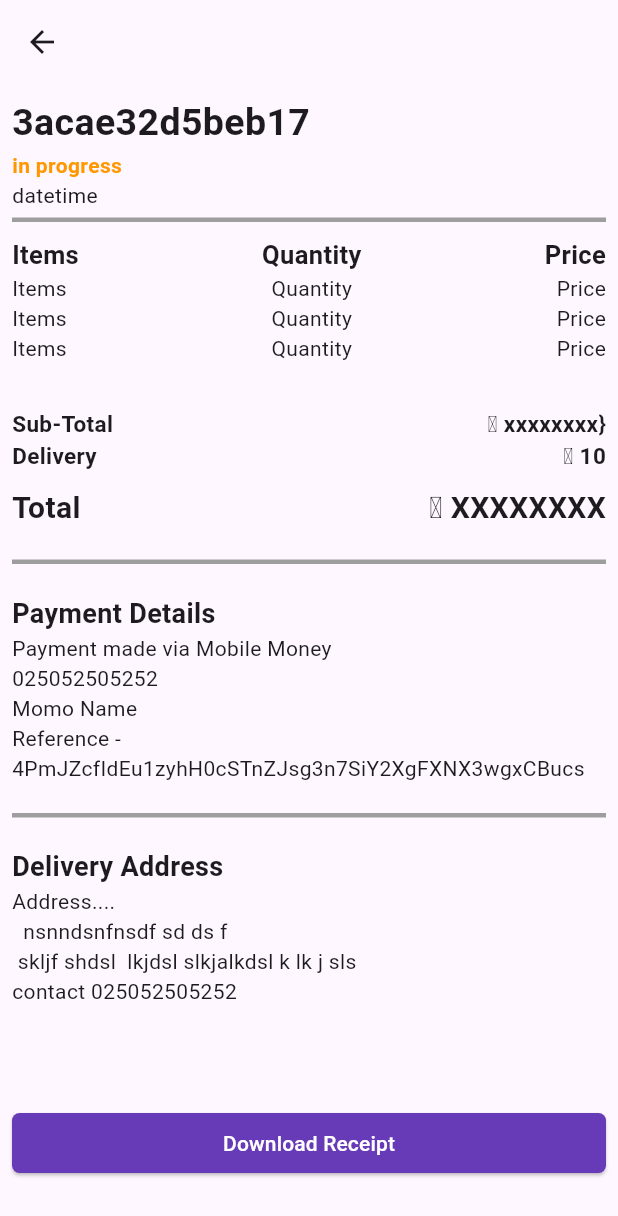
After one commit to kwesikwaa/ToyShop-frontend-Flutter, a Flutter app: the TransactionHistoryDetail screen opened directly with sample values from the repository, on a phone screen of 412 x 824 dp. The commit adds this screen. Shown: the top 1216 px of the screen. Run offline on Flutter 3.47's test engine with Material 2 defaults, Android fonts, the phone set to English and light mode, and no system bars; our stand-ins replace hooks_riverpod, webview_flutter; missing offline and left inert: flutter_paystack.

Commit message:
customer setting and transactions history ui done

```diff
--- /dev/null
+++ b/lib/Models/transactionshistorymodel.dart
@@ -0,0 +1,13 @@
+class TransactionsHistoryModel{
+  final String id;
+  final String status;
+  final String datetime;
+  final String customername;
+  final String customercontact;
+
+
+  TransactionsHistoryModel({required this.id, required this.status, required this.datetime, required this.customername, required this.customercontact});
+  // final String
+
+
+}
--- a/lib/components/transactionhistorydetail.dart
+++ b/lib/components/transactionhistorydetail.dart
@@ -1,7 +1,24 @@
 import 'package:flutter/material.dart';
+import 'package:toyshop/Models/transactionshistorymodel.dart';
+import 'package:toyshop/components/transactionhistorydetailext.dart';
 
 class TransactionHistoryDetail extends StatelessWidget {
-  const TransactionHistoryDetail({super.key});
+  final TransactionsHistoryModel history;
+  const TransactionHistoryDetail({super.key, required this.history});
+
+  Color _getcolour(){
+    switch(history.status){
+      case "completed":
+        return Colors.green;
+      case "in progress":
+        return Colors.orange;
+      case "unsuccessful":
+        return Colors.pink;
+      default:
+        return Colors.grey;
+    }
+  }
+
 
   @override
   Widget build(BuildContext context) {
@@ -9,7 +26,42 @@ class TransactionHistoryDetail extends StatelessWidget {
       appBar: AppBar(
         leading: BackButton(onPressed: (){Navigator.pop(context);}),
       ),
-      body: const Center(child: Text('yh history this')),
+      body: Padding(
+        padding: const EdgeInsets.all(8.0),
+        child: Column(
+          mainAxisAlignment: MainAxisAlignment.spaceBetween,
+          children: [
+            Expanded(
+              child: Column(
+                crossAxisAlignment: CrossAxisAlignment.start,
+                children: [
+                  Text(history.id, style: const TextStyle(fontSize: 25,fontWeight: FontWeight.bold),),
+                  Text(history.status, style: TextStyle(color: _getcolour(),fontWeight: FontWeight.bold),),
+                  Text(history.datetime),
+                  const SizedBox(height: 5,),
+                  Container(height: 3, width: double.infinity,color:Colors.grey,),
+                  const SizedBox(height: 10,),
+                  const Expanded(child: TransactionHistoryDetailExt(),)
+                ],
+              ),
+            ),
+            Container(
+              padding: const EdgeInsets.symmetric(vertical: 30),
+              width: double.infinity,
+              child: ElevatedButton(
+                onPressed: (){
+                  Navigator.pop(context);
+                },
+                style: ElevatedButton.styleFrom(
+                  foregroundColor: Colors.white,
+                  shape: RoundedRectangleBorder(borderRadius: BorderRadius.circular(5)),
+                  backgroundColor: Colors.deepPurple
+                ),
+                child: const Text('Download Receipt')
+              ),
+            )
+          ]),
+      ),
     );
   }
 }
--- /dev/null
+++ b/lib/components/transactionhistorydetailext.dart
@@ -0,0 +1,88 @@
+import 'package:flutter/material.dart';
+
+class TransactionHistoryDetailExt extends StatelessWidget {
+  const TransactionHistoryDetailExt({super.key});
+
+  @override
+  Widget build(BuildContext context) {
+    return SingleChildScrollView(
+                    child: Column(
+                      mainAxisSize: MainAxisSize.min,
+                      crossAxisAlignment: CrossAxisAlignment.start,
+                      children: [
+                        const Row(
+                          mainAxisAlignment: MainAxisAlignment.spaceBetween,
+                          children: [
+                            Text('Items', style: TextStyle(fontWeight: FontWeight.bold, fontSize: 17),),
+                            Text('Quantity', style: TextStyle(fontWeight: FontWeight.bold, fontSize: 17),),
+                            Text('Price', style: TextStyle(fontWeight: FontWeight.bold, fontSize: 17),),
+                          ],
+                        ),
+
+                        //making these hierrachy was a headache.. ie Singlchild..> column > listview builder
+                        // solution was to set shrinkwrap to true, physics to never and column mainaxissize to min
+                        ListView.builder(
+                          physics: const NeverScrollableScrollPhysics(),
+                          shrinkWrap: true,
+                          itemCount: 3,
+                          itemBuilder: (context,index){
+                            return const Row(
+                              mainAxisAlignment: MainAxisAlignment.spaceBetween,
+                              children: [
+                                Text('Items'),
+                                Text('Quantity'),
+                                Text('Price'),
+                              ],
+                            );
+                          }
+                        ),
+
+                        const SizedBox(height: 30,),
+
+                        const Row(
+                          mainAxisAlignment: MainAxisAlignment.spaceBetween,
+                          children: [
+                            Text('Sub-Total', style: TextStyle(fontWeight: FontWeight.bold, fontSize: 15),),
+                            Text("₵ xxxxxxxx}", style: TextStyle(fontSize: 15, fontWeight: FontWeight.bold),),
+                          ],
+                        ),
+                        const Row(
+                          mainAxisAlignment: MainAxisAlignment.spaceBetween,
+                          children: [
+                            Text('Delivery', style: TextStyle(fontWeight: FontWeight.bold, fontSize: 15),),
+                            Text("₵ 10", style: TextStyle(fontSize: 15, fontWeight: FontWeight.bold),),
+                          ],
+                        ),
+                        const SizedBox(height: 10,),
+                        const Row(
+                          mainAxisAlignment: MainAxisAlignment.spaceBetween,
+                          children: [
+                            Text('Total', style: TextStyle(fontWeight: FontWeight.bold, fontSize: 20),),
+                            //refactor to permanent representation of total figure
+                            Text("₵ XXXXXXXX", style: TextStyle(fontSize: 20, fontWeight: FontWeight.bold),),
+                          ],
+                        ),
+
+                        const SizedBox(height: 20,),
+                        Container(height: 3, width: double.infinity,color:Colors.grey,),
+                        const SizedBox(height: 20,),
+                        const Text('Payment Details', style: TextStyle(fontWeight: FontWeight.bold, fontSize: 18),),
+                        const Text('Payment made via Mobile Money'),
+                        const Text('025052505252'),
+                        const Text('Momo Name'),
+                        const Text('Reference - 4PmJZcfIdEu1zyhH0cSTnZJsg3n7SiY2XgFXNX3wgxCBucs '),
+                        const SizedBox(height: 20,),
+                        Container(height: 3, width: double.infinity,color:Colors.grey,),
+
+                        const SizedBox(height: 20,),
+                        const Text('Delivery Address', style: TextStyle(fontWeight: FontWeight.bold, fontSize: 18),),
+                        const Text('Address.... \n  nsnndsnfnsdf sd ds f \n skljf shdsl  lkjdsl slkjalkdsl k lk j sls ',maxLines: 3,),
+                        const Text('contact 025052505252'),
+                      ],
+                    ),
+    );
+
+
+
+  }
+}
--- a/lib/routes/cart.dart
+++ b/lib/routes/cart.dart
@@ -45,7 +45,7 @@ class _CartRouteState extends State<CartRoute> {
     bool nothing = AllToys.cartlist.isEmpty;
     return Padding(
       padding: const EdgeInsets.all(8.0),
-      child: nothing?const Center(child: Text('No Toys To Buy? Add a few'),):Column(
+      child: nothing?const Center(child: Text('no toys to b uy? add a few'),):Column(
         mainAxisAlignment: MainAxisAlignment.spaceBetween,
         children: [
           Expanded(
```
Also changed, not shown: lib/Models/example_toylist.dart (+43 -1 lines), lib/components/customerdetailsnsettings.dart (added, +47 -0 lines), lib/components/customereditwidget.dart (added, +64 -0 lines), lib/components/profilelogedin.dart (+7 -3 lines), lib/components/transactionshistory.dart (+31 -6 lines), lib/routes/wishlist.dart (+19 -1 lines).
